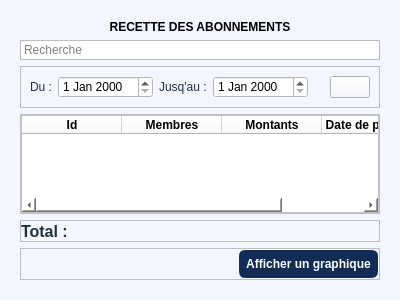
Qt form etatfinance.ui (Totelof10/biblio) before a commit.
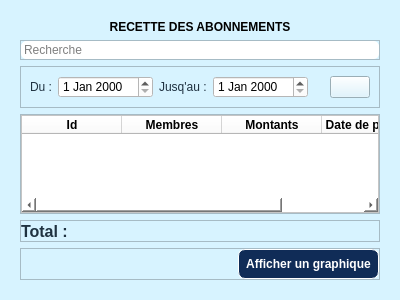
The same form after that commit. Icons and pictures are not drawn.

What changed in the file:
```diff
--- a/etatfinance.ui
+++ b/etatfinance.ui
@@ -14,7 +14,10 @@
    <string>Form</string>
   </property>
   <property name="styleSheet">
-   <string notr="true">background-color: rgb(244, 246, 255);</string>
+   <string notr="true">QWidget{
+	background-color: rgb(215, 243, 255);
+}
+</string>
   </property>
   <layout class="QVBoxLayout" name="verticalLayout">
    <item>
```
Left out of the diff: 10 changed lines with no effect on the pictures.
